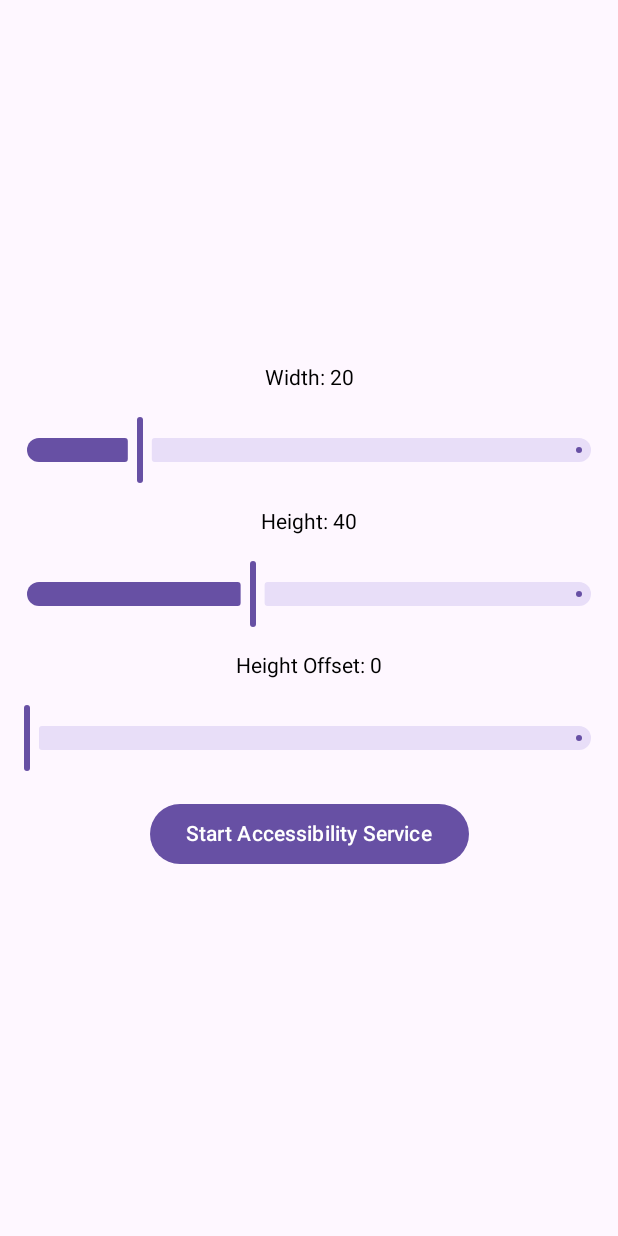
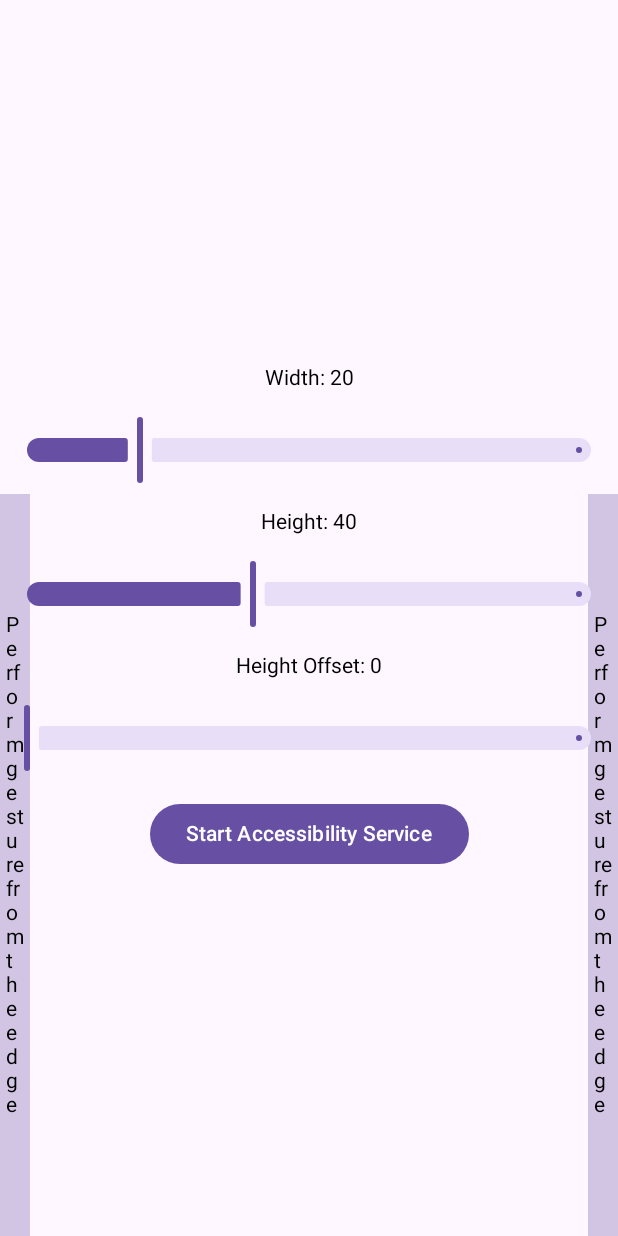
Before and after one commit to krish-199/SearchAssist, an Android app built with Jetpack Compose: the screen it shows after launch (MainActivity), on a phone screen of 412 x 824 dp. Run offline under Robolectric (Android 15) with nearby library versions, the phone set to English and light mode, and no system bars.

Commit message:
added persisting preference, bars showing width height config

```diff
--- a/app/src/main/java/com/krishdev/searchassist/MainActivity.kt
+++ b/app/src/main/java/com/krishdev/searchassist/MainActivity.kt
@@ -1,6 +1,7 @@
 package com.krishdev.searchassist
 
 import android.content.Intent
+import android.content.Context
 import android.net.Uri
 import android.os.Bundle
 import android.provider.Settings
@@ -18,6 +19,8 @@ import androidx.compose.foundation.layout.fillMaxSize
 import androidx.compose.foundation.layout.padding
 import androidx.compose.foundation.layout.width
 import androidx.compose.foundation.layout.wrapContentWidth
+import androidx.compose.foundation.layout.height
+import androidx.compose.foundation.layout.wrapContentHeight
 import androidx.compose.material3.Button
 import androidx.compose.material3.MaterialTheme
 import androidx.compose.material3.Text
@@ -36,6 +39,7 @@ import androidx.activity.result.contract.ActivityResultContracts
 import androidx.activity.result.ActivityResultLauncher
 import androidx.compose.material3.Slider
 import androidx.compose.runtime.mutableFloatStateOf
+import androidx.compose.runtime.LaunchedEffect
 
 
 class MainActivity : ComponentActivity() {
@@ -44,6 +48,11 @@ class MainActivity : ComponentActivity() {
     companion object {
         private lateinit var overlayPermissionLauncher: ActivityResultLauncher<Intent>
     }
+
+    private val PREFS_NAME = "GestureLoggerPrefs"
+    private val WIDTH_KEY = "width"
+    private val HEIGHT_KEY = "height"
+    private val HEIGHT_OFFSET_KEY = "heightOffset"
 
 
     private fun promptEnableAccessibilityService() {
@@ -112,10 +121,22 @@ class MainActivity : ComponentActivity() {
 @Composable
 fun GestureLoggerApp() {
     // State to handle if gesture detection is active
+    val sharedPreferences = getSharedPreferences(PREFS_NAME, Context.MODE_PRIVATE)
+    val savedWidth = sharedPreferences.getFloat(WIDTH_KEY, 20f)
+    val savedHeight = sharedPreferences.getFloat(HEIGHT_KEY, 40f)
+    val savedHeightOffset = sharedPreferences.getFloat(HEIGHT_OFFSET_KEY, 0f)
+    val editor = sharedPreferences.edit()
     var isGestureDetectionActive by remember { mutableStateOf(false) }
-    var width by remember { mutableFloatStateOf(20f) }
-    var height by remember { mutableFloatStateOf(40f) }
-    var heightOffset by remember { mutableFloatStateOf(0f) }
+    var width by remember { mutableFloatStateOf(savedWidth) }
+    var height by remember { mutableFloatStateOf(savedHeight) }
+    var heightOffset by remember { mutableFloatStateOf(savedHeightOffset) }
+
+    LaunchedEffect(width, height, heightOffset) {
+        editor.putFloat(WIDTH_KEY, width)
+        editor.putFloat(HEIGHT_KEY, height)
+        editor.putFloat(HEIGHT_OFFSET_KEY, heightOffset)
+        editor.apply()
+    }
 
     Box(
         modifier = Modifier.fillMaxSize(),
@@ -143,6 +164,7 @@ fun GestureLoggerApp() {
             }
         } else {
             // Show the start button and sliders when gesture detection is inactive
+            EdgeGestureDetector(width, height, heightOffset)
             Column(
                 horizontalAlignment = Alignment.CenterHorizontally,
                 verticalArrangement = Arrangement.Center
@@ -187,35 +209,30 @@ fun GestureLoggerApp() {
 }
 
 @Composable
-fun EdgeGestureDetector(onGestureDetected: (String) -> Unit) {
+fun EdgeGestureDetector(width: Float, height: Float, heightOffset: Float) {
     // Detect gestures in the left 20px-wide region of the screen
     Box(
         modifier = Modifier
             .fillMaxSize()
             .wrapContentWidth(Alignment.Start)
-            .width(20.dp) // Set width to 20dp for gesture detection area
-            .background(MaterialTheme.colorScheme.primary.copy(alpha = 0.3f))
-            .pointerInput(Unit) {
-                detectTapGestures(
-                    onTap = {
-                        onGestureDetected("Tap Detected from Edge")
-                    }
-                )
-            }
-            .pointerInput(Unit) {
-                detectDragGestures(
-                    onDragStart = {
-                        onGestureDetected("Drag Started from Edge")
-                    },
-                    onDragEnd = {
-                        onGestureDetected("Drag Ended from Edge")
-                    },
-                    onDrag = { change, dragAmount ->
-                        // Handle drag gesture from the edge
-                        onGestureDetected("Dragging from Edge... dx: ${dragAmount.x}, dy: ${dragAmount.y}")
-                    }
-                )
-            },
+            .wrapContentHeight(Alignment.Bottom)
+            .width(width.dp) // Set width to 20dp for gesture detection area
+            .height((height * 0.01f * LocalContext.current.resources.displayMetrics.heightPixels).dp)
+            .padding(bottom = (heightOffset * 0.01f * LocalContext.current.resources.displayMetrics.heightPixels).dp) // Add height offset
+            .background(MaterialTheme.colorScheme.primary.copy(alpha = 0.3f)),
+        contentAlignment = Alignment.Center
+    ) {
+        Text(text = "Perform gesture from the edge", modifier = Modifier.padding(4.dp))
+    }
+    Box(
+        modifier = Modifier
+            .fillMaxSize()
+            .wrapContentWidth(Alignment.End)
+            .wrapContentHeight(Alignment.Bottom)
+            .width(width.dp) // Set width to 20dp for gesture detection area
+            .height((height * 0.01f * LocalContext.current.resources.displayMetrics.heightPixels).dp)
+            .padding(bottom = (heightOffset * 0.01f * LocalContext.current.resources.displayMetrics.heightPixels).dp)
+            .background(MaterialTheme.colorScheme.primary.copy(alpha = 0.3f)),
         contentAlignment = Alignment.Center
     ) {
         Text(text = "Perform gesture from the edge", modifier = Modifier.padding(4.dp))
--- a/app/src/main/java/com/krishdev/searchassist/ServiceSharedInstance.kt
+++ b/app/src/main/java/com/krishdev/searchassist/ServiceSharedInstance.kt
@@ -3,8 +3,8 @@ package com.krishdev.searchassist
 import android.util.Log
 
 object ServiceSharedInstance {
-    var gestureDetected: Boolean = false // For example, a flag to communicate gestures
-    var accessibilityTags: String? = null // This will store data from Accessibility Service
+    private var gestureDetected: Boolean = false // For example, a flag to communicate gestures
+    private var accessibilityTags: String? = null // This will store data from Accessibility Service
     // List of registered listeners
     private val listeners = mutableListOf<OnGestureDetectedListener>()
     private val windowListeners = mutableListOf<OnWindowChangeListener>()
```
Also changed, not shown: app/src/main/java/com/krishdev/searchassist/GestureDetectionService.kt (+14 -5 lines), app/src/main/java/com/krishdev/searchassist/SimpleAccessibilityService.kt (+4 -3 lines).
